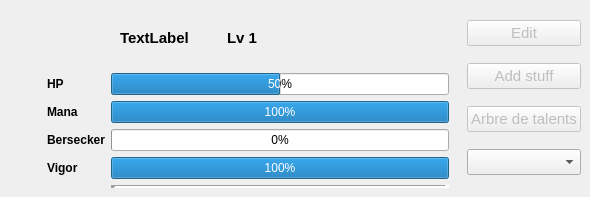
Before: the Qt Designer form app/view/forms/heropanel.ui in r0nd0ud0u/qt-rpg, drawn with Qt 5.
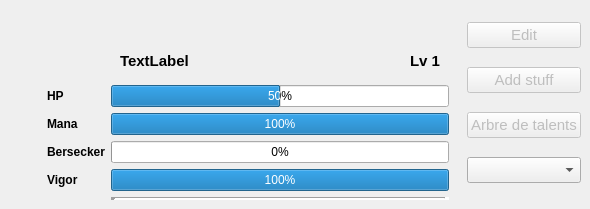
After: the same form once the commit is applied. Custom widgets are drawn as their Qt base class.

```diff
--- a/app/view/forms/heropanel.ui
+++ b/app/view/forms/heropanel.ui
@@ -7,7 +7,7 @@
     <x>0</x>
     <y>0</y>
     <width>590</width>
-    <height>197</height>
+    <height>209</height>
    </rect>
   </property>
   <property name="windowTitle">
@@ -150,34 +150,7 @@
          <property name="bottomMargin">
           <number>9</number>
          </property>
-         <item row="2" column="1">
-          <widget class="QProgressBar" name="hp_Bar">
-           <property name="font">
-            <font>
-             <pointsize>9</pointsize>
-            </font>
-           </property>
-           <property name="value">
-            <number>50</number>
-           </property>
-           <property name="format">
-            <string>%p%</string>
-           </property>
-          </widget>
-         </item>
-         <item row="6" column="1">
-          <widget class="QProgressBar" name="bersecker_bar">
-           <property name="font">
-            <font>
-             <pointsize>9</pointsize>
-            </font>
-           </property>
-           <property name="value">
-            <number>0</number>
-           </property>
-          </widget>
-         </item>
-         <item row="0" column="1">
+         <item row="1" column="1">
           <widget class="QWidget" name="hero_info" native="true">
            <layout class="QHBoxLayout" name="horizontalLayout_2">
             <property name="spacing">
@@ -204,6 +177,12 @@
             </item>
             <item>
              <widget class="QLabel" name="hero_level">
+              <property name="sizePolicy">
+               <sizepolicy hsizetype="Fixed" vsizetype="Preferred">
+                <horstretch>0</horstretch>
+                <verstretch>0</verstretch>
+               </sizepolicy>
+              </property>
               <property name="font">
                <font>
                 <pointsize>11</pointsize>
@@ -215,15 +194,74 @@
               </property>
              </widget>
             </item>
-            <item>
-             <widget class="DotView" name="verticalWidget" native="true">
-              <layout class="QVBoxLayout" name="verticalLayout_3"/>
-             </widget>
-            </item>
            </layout>
           </widget>
          </item>
+         <item row="3" column="1">
+          <widget class="QProgressBar" name="hp_Bar">
+           <property name="font">
+            <font>
+             <pointsize>9</pointsize>
+            </font>
+           </property>
+           <property name="value">
+            <number>50</number>
+           </property>
+           <property name="format">
+            <string>%p%</string>
+           </property>
+          </widget>
+         </item>
+         <item row="5" column="1">
+          <widget class="QProgressBar" name="mana_bar">
+           <property name="font">
+            <font>
+             <pointsize>9</pointsize>
+            </font>
+           </property>
+           <property name="value">
+            <number>100</number>
+           </property>
+          </widget>
+         </item>
+         <item row="7" column="0">
+          <widget class="QLabel" name="bersecker_label">
+           <property name="font">
+            <font>
+             <pointsize>9</pointsize>
+             <bold>true</bold>
+            </font>
+           </property>
+           <property name="text">
+            <string>Bersecker</string>
+           </property>
+          </widget>
+         </item>
+         <item row="7" column="1">
+          <widget class="QProgressBar" name="bersecker_bar">
+           <property name="font">
+            <font>
+             <pointsize>9</pointsize>
+            </font>
+           </property>
+           <property name="value">
+            <number>0</number>
+           </property>
+          </widget>
+         </item>
          <item row="9" column="1">
+          <widget class="QProgressBar" name="vigor_bar">
+           <property name="font">
+            <font>
+             <pointsize>9</pointsize>
+            </font>
+           </property>
+           <property name="value">
+            <number>100</number>
+           </property>
+          </widget>
+         </item>
+         <item row="10" column="1">
           <widget class="Line" name="line">
            <property name="lineWidth">
             <number>5</number>
@@ -233,31 +271,7 @@
            </property>
           </widget>
          </item>
-         <item row="8" column="1">
-          <widget class="QProgressBar" name="vigor_bar">
-           <property name="font">
-            <font>
-             <pointsize>9</pointsize>
-            </font>
-           </property>
-           <property name="value">
-            <number>100</number>
-           </property>
-          </widget>
-         </item>
-         <item row="4" column="1">
-          <widget class="QProgressBar" name="mana_bar">
-           <property name="font">
-            <font>
-             <pointsize>9</pointsize>
-            </font>
-           </property>
-           <property name="value">
-            <number>100</number>
-           </property>
-          </widget>
-         </item>
-         <item row="2" column="0">
+         <item row="3" column="0">
           <widget class="QLabel" name="hp_label">
            <property name="font">
             <font>
@@ -270,7 +284,7 @@
            </property>
           </widget>
          </item>
-         <item row="4" column="0">
+         <item row="5" column="0">
           <widget class="QLabel" name="mana_label">
            <property name="font">
             <font>
@@ -283,20 +297,7 @@
            </property>
           </widget>
          </item>
-         <item row="6" column="0">
-          <widget class="QLabel" name="bersecker_label">
-           <property name="font">
-            <font>
-             <pointsize>9</pointsize>
-             <bold>true</bold>
-            </font>
-           </property>
-           <property name="text">
-            <string>Bersecker</string>
-           </property>
-          </widget>
-         </item>
-         <item row="8" column="0">
+         <item row="9" column="0">
           <widget class="QLabel" name="vigor_label">
            <property name="font">
             <font>
@@ -309,6 +310,11 @@
            </property>
           </widget>
          </item>
+         <item row="0" column="1">
+          <widget class="DotView" name="verticalWidget" native="true">
+           <layout class="QVBoxLayout" name="verticalLayout_3"/>
+          </widget>
+         </item>
         </layout>
        </widget>
       </item>
```
